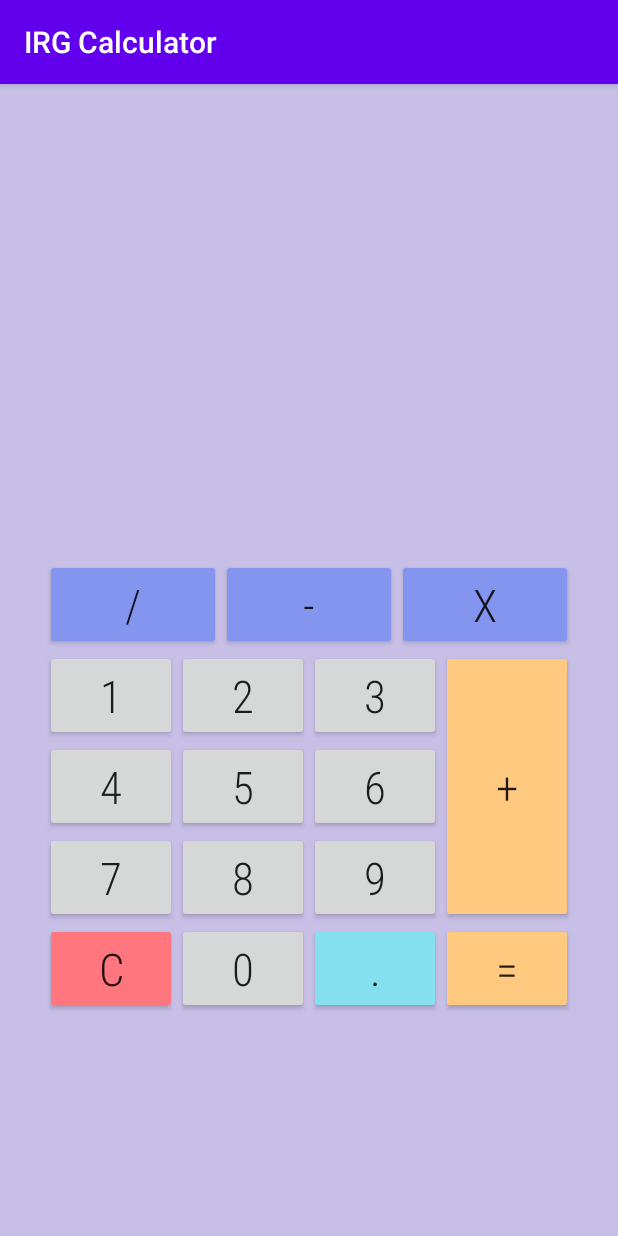
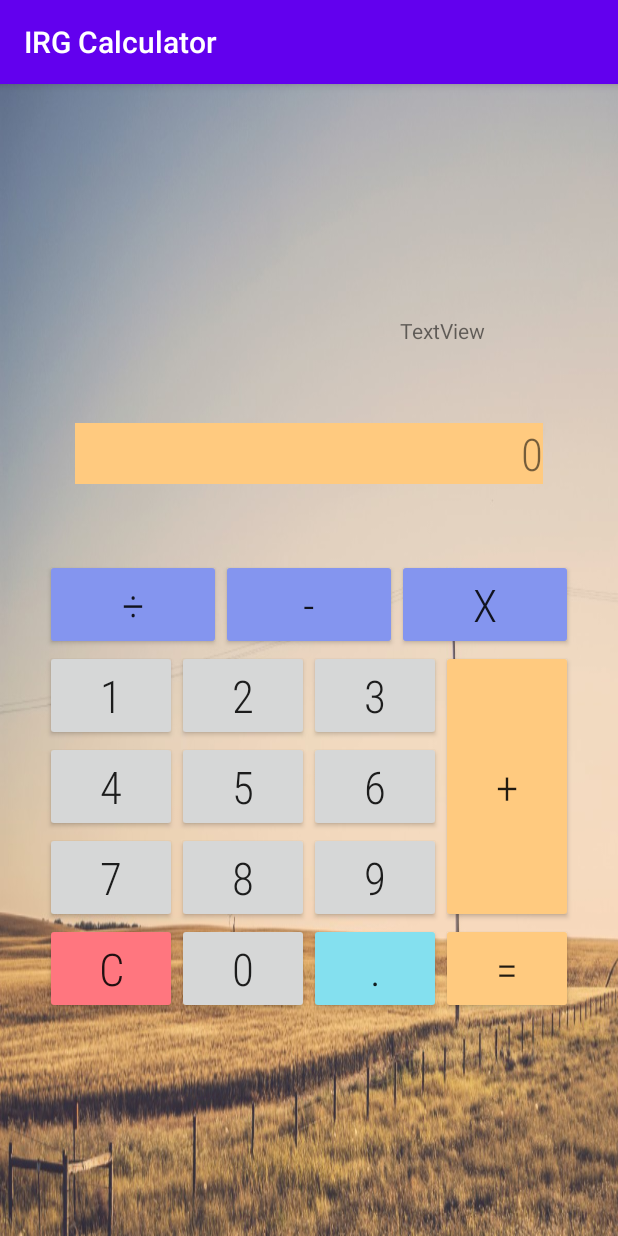
Before and after one commit to krayman/AndroHW, an Android app: the screen it shows after launch (MainActivity), on a phone screen of 412 x 824 dp. Run offline under Robolectric (Android 15) with nearby library versions, the phone set to English and light mode, and no system bars.

Commit message:
Сделан ввод символов в resultView

```diff
--- /dev/null
+++ b/app/src/main/java/com/krayapp/androhw/CalcLogic.java
@@ -0,0 +1,4 @@
+package com.krayapp.androhw;
+
+public class CalcLogic {
+}
--- a/app/src/main/java/com/krayapp/androhw/MainActivity.java
+++ b/app/src/main/java/com/krayapp/androhw/MainActivity.java
@@ -1,5 +1,6 @@
 package com.krayapp.androhw;
 
+import android.annotation.SuppressLint;
 import android.os.Bundle;
 import android.view.View;
 import android.widget.Button;
@@ -8,20 +9,126 @@ import android.widget.TextView;
 import androidx.appcompat.app.AppCompatActivity;
 
 public class MainActivity extends AppCompatActivity implements View.OnClickListener {
-
+    private Button button1;
+    private Button button2;
+    private Button button3;
+    private Button button4;
+    private Button button5;
+    private Button button6;
+    private Button button7;
+    private Button button8;
+    private Button button9;
+    private Button button0;
+    private Button buttonMltpl;
+    private Button buttonMinus;
+    private Button buttonPlus;
+    private Button buttonSplit;
+    private Button buttonReset;
+    private TextView resultView;
 
     @Override
     protected void onCreate(Bundle savedInstanceState) {
         super.onCreate(savedInstanceState);
         setContentView(R.layout.activity_main);
+        initView();
     }
 
+    @SuppressLint("DefaultLocale")
     @Override
     public void onClick(View view) {
-        switch (view.getId()){
-            case R.id.button1:
+        switch (view.getId()) {
+            case (R.id.button1):
+                if (resultView.getText().toString().equals("0")) {
+                    resultView.setText(String.format("%d", 1));
+                } else {
+                    resultView.append(String.format("%d", 1));
+                }
+                break;
+            case (R.id.button2):
+                resultView.append(String.format("%d", 2));
+                break;
+            case (R.id.button3):
+                resultView.append(String.format("%d", 3));
+                break;
+            case (R.id.button4):
+                resultView.append(String.format("%d", 4));
+                break;
+            case (R.id.button5):
+                resultView.append(String.format("%d", 5));
+                break;
+            case (R.id.button6):
+                resultView.append(String.format("%d", 6));
+                break;
+            case (R.id.button7):
+                resultView.append(String.format("%d", 7));
+                break;
+            case (R.id.button8):
+                resultView.append(String.format("%d", 8));
+                break;
+            case (R.id.button9):
+                resultView.append(String.format("%d", 9));
+                break;
+            case (R.id.button0):
+                resultView.append(String.format("%d", 0));
+                break;
+            case (R.id.multibtn):
+                resultView.append(String.format("%c", '*'));
+                break;
+            case (R.id.splitbtn):
+                resultView.append(String.format("%c", '÷'));
+                break;
+            case (R.id.plus_btn):
+                resultView.append(String.format("%c", '+'));
+                break;
+            case (R.id.minusbtn):
+                resultView.append(String.format("%c", '-'));
+                break;
+            case (R.id.resetbtn):
+                resultView.setText("0");
 
         }
     }
 
+    private void initView() {
+        resultView = findViewById(R.id.resultView);
+        button1 = findViewById(R.id.button1);
+        button2 = findViewById(R.id.button2);
+        button3 = findViewById(R.id.button3);
+        button4 = findViewById(R.id.button4);
+        button5 = findViewById(R.id.button5);
+        button6 = findViewById(R.id.button6);
+        button7 = findViewById(R.id.button7);
+        button8 = findViewById(R.id.button8);
+        button9 = findViewById(R.id.button9);
+        button0 = findViewById(R.id.button0);
+        buttonMltpl = findViewById(R.id.multibtn);
+        buttonMinus = findViewById(R.id.minusbtn);
+        buttonPlus = findViewById(R.id.plus_btn);
+        buttonSplit = findViewById(R.id.splitbtn);
+        buttonReset = findViewById(R.id.resetbtn);
+        initButton();
+    }
+
+    private void initButton() {
+        button1.setOnClickListener(this);
+        button2.setOnClickListener(this);
+        button3.setOnClickListener(this);
+        button4.setOnClickListener(this);
+        button5.setOnClickListener(this);
+        button6.setOnClickListener(this);
+        button7.setOnClickListener(this);
+        button8.setOnClickListener(this);
+        button9.setOnClickListener(this);
+        button0.setOnClickListener(this);
+        buttonMltpl.setOnClickListener(this);
+        buttonMinus.setOnClickListener(this);
+        buttonPlus.setOnClickListener(this);
+        buttonSplit.setOnClickListener(this);
+        buttonReset.setOnClickListener(this);
+    }
+
+    private void equalsMethod(String result) {
+        String[] values = result.split("\\+");
+        int value2 = Integer.parseInt(values[0]);
+    }
 }
--- a/app/src/main/res/layout/activity_main.xml
+++ b/app/src/main/res/layout/activity_main.xml
@@ -5,48 +5,46 @@
     android:layout_width="match_parent"
     android:layout_height="match_parent">
 
-
-
     <Button
-        android:textSize="@dimen/fontsize"
-        android:fontFamily="@string/fontfamily"
-        android:id="@+id/zeroBtn"
+        android:id="@+id/button0"
         android:layout_width="wrap_content"
         android:layout_height="wrap_content"
+        android:fontFamily="@string/fontfamily"
         android:text="@string/btn0"
+        android:textSize="@dimen/fontsize"
         app:layout_constraintStart_toEndOf="@+id/resetbtn"
         app:layout_constraintTop_toBottomOf="@+id/button8" />
 
     <Button
-        android:textSize="@dimen/fontsize"
-        android:fontFamily="@string/fontfamily"
         android:id="@+id/resetbtn"
         android:layout_width="0dp"
         android:layout_height="wrap_content"
         android:layout_weight="0.7"
         android:backgroundTint="@color/resetBtnColor"
+        android:fontFamily="@string/fontfamily"
         android:text="@string/resetBtn"
+        android:textSize="@dimen/fontsize"
         app:layout_constraintStart_toStartOf="@+id/button7"
         app:layout_constraintTop_toBottomOf="@+id/button7" />
 
     <Button
-        android:textSize="@dimen/fontsize"
-        android:fontFamily="@string/fontfamily"
         android:id="@+id/dotBtn"
         android:layout_width="wrap_content"
         android:layout_height="wrap_content"
         android:backgroundTint="@color/dotBtnColor"
+        android:fontFamily="@string/fontfamily"
         android:text="@string/btnDot"
-        app:layout_constraintStart_toEndOf="@+id/zeroBtn"
+        android:textSize="@dimen/fontsize"
+        app:layout_constraintStart_toEndOf="@+id/button0"
         app:layout_constraintTop_toBottomOf="@+id/button9" />
 
     <Button
-        android:textSize="@dimen/fontsize"
-        android:fontFamily="@string/fontfamily"
         android:id="@+id/button1"
         android:layout_width="wrap_content"
         android:layout_height="wrap_content"
+        android:fontFamily="@string/fontfamily"
         android:text="@string/btn1"
+        android:textSize="@dimen/fontsize"
         app:layout_constraintEnd_toStartOf="@+id/button2"
         app:layout_constraintHorizontal_bias="0.5"
         app:layout_constraintHorizontal_chainStyle="packed"
@@ -54,93 +52,93 @@
         app:layout_constraintTop_toBottomOf="@id/operLayout" />
 
     <Button
-        android:textSize="@dimen/fontsize"
-        android:fontFamily="@string/fontfamily"
         android:id="@+id/button2"
         android:layout_width="wrap_content"
         android:layout_height="wrap_content"
+        android:fontFamily="@string/fontfamily"
         android:text="@string/btn2"
+        android:textSize="@dimen/fontsize"
         app:layout_constraintEnd_toStartOf="@+id/button3"
         app:layout_constraintStart_toEndOf="@+id/button1"
         app:layout_constraintTop_toTopOf="@+id/button1" />
 
     <Button
-        android:textSize="@dimen/fontsize"
-        android:fontFamily="@string/fontfamily"
         android:id="@+id/button3"
         android:layout_width="wrap_content"
         android:layout_height="wrap_content"
+        android:fontFamily="@string/fontfamily"
         android:text="@string/btn3"
+        android:textSize="@dimen/fontsize"
         app:layout_constraintEnd_toStartOf="@+id/plusEquLayout"
         app:layout_constraintHorizontal_chainStyle="packed"
         app:layout_constraintStart_toEndOf="@+id/button2"
         app:layout_constraintTop_toTopOf="@+id/button2" />
 
     <Button
-        android:textSize="@dimen/fontsize"
-        android:fontFamily="@string/fontfamily"
         android:id="@+id/button4"
         android:layout_width="wrap_content"
         android:layout_height="wrap_content"
+        android:fontFamily="@string/fontfamily"
         android:text="@string/btn4"
+        android:textSize="@dimen/fontsize"
         app:layout_constraintEnd_toStartOf="@+id/button5"
         app:layout_constraintTop_toBottomOf="@+id/button1" />
 
     <Button
-        android:textSize="@dimen/fontsize"
-        android:fontFamily="@string/fontfamily"
         android:id="@+id/button5"
         android:layout_width="wrap_content"
         android:layout_height="wrap_content"
+        android:fontFamily="@string/fontfamily"
         android:text="@string/btn5"
+        android:textSize="@dimen/fontsize"
         app:layout_constraintEnd_toStartOf="@+id/button6"
         app:layout_constraintTop_toBottomOf="@+id/button2" />
 
     <Button
-        android:textSize="@dimen/fontsize"
-        android:fontFamily="@string/fontfamily"
         android:id="@+id/button6"
         android:layout_width="wrap_content"
         android:layout_height="wrap_content"
+        android:fontFamily="@string/fontfamily"
         android:text="@string/btn6"
+        android:textSize="@dimen/fontsize"
         app:layout_constraintEnd_toStartOf="@+id/plusEquLayout"
         app:layout_constraintTop_toBottomOf="@+id/button3" />
 
     <Button
-        android:textSize="@dimen/fontsize"
-        android:fontFamily="@string/fontfamily"
         android:id="@+id/button7"
         android:layout_width="wrap_content"
         android:layout_height="wrap_content"
+        android:fontFamily="@string/fontfamily"
         android:text="@string/btn7"
+        android:textSize="@dimen/fontsize"
         app:layout_constraintEnd_toStartOf="@+id/button8"
         app:layout_constraintTop_toBottomOf="@+id/button4" />
 
     <Button
-        android:textSize="@dimen/fontsize"
-        android:fontFamily="@string/fontfamily"
         android:id="@+id/button8"
         android:layout_width="wrap_content"
         android:layout_height="wrap_content"
+        android:fontFamily="@string/fontfamily"
         android:text="@string/btn8"
+        android:textSize="@dimen/fontsize"
         app:layout_constraintEnd_toStartOf="@+id/button9"
         app:layout_constraintTop_toBottomOf="@+id/button5" />
 
     <androidx.appcompat.widget.AppCompatImageView
+        android:id="@+id/appCompatImageView"
         android:layout_width="match_parent"
         android:layout_height="match_parent"
         android:scaleType="fitXY"
         app:layout_constraintStart_toStartOf="parent"
-        app:srcCompat="@drawable/asd"
-        />
+        app:srcCompat="@drawable/asd" />
 
     <Button
-        android:textSize="@dimen/fontsize"
-        android:fontFamily="@string/fontfamily"
         android:id="@+id/button9"
         android:layout_width="wrap_content"
         android:layout_height="wrap_content"
+        android:fontFamily="@string/fontfamily"
         android:text="@string/btn9"
+        android:textSize="@dimen/fontsize"
         app:layout_constraintEnd_toEndOf="@+id/button6"
         app:layout_constraintTop_toBottomOf="@+id/button6" />
 
@@ -156,25 +154,24 @@
         app:layout_constraintTop_toTopOf="@+id/button1">
 
         <Button
-            android:textSize="@dimen/fontsize"
-            android:fontFamily="@string/fontfamily"
             android:id="@+id/plus_btn"
             android:layout_width="wrap_content"
             android:layout_height="0dp"
             android:layout_weight="3"
             android:backgroundTint="@color/defaultColor"
-            android:text="@string/plsbtn" />
+            android:fontFamily="@string/fontfamily"
+            android:text="@string/plsbtn"
+            android:textSize="@dimen/fontsize" />
 
         <Button
-            android:textSize="@dimen/fontsize"
-            android:fontFamily="@string/fontfamily"
             android:id="@+id/equ_button"
             android:layout_width="wrap_content"
             android:layout_height="0dp"
             android:layout_weight="1"
             android:backgroundTint="@color/defaultColor"
-            android:text="@string/equbtn" />
-
+            android:fontFamily="@string/fontfamily"
+            android:text="@string/equbtn"
+            android:textSize="@dimen/fontsize" />
     </LinearLayout>
 
     <LinearLayout
@@ -188,44 +185,46 @@
         app:layout_constraintTop_toBottomOf="@+id/resultView">
 
         <Button
-            android:textSize="@dimen/fontsize"
-            android:fontFamily="@string/fontfamily"
             android:id="@+id/splitbtn"
             android:layout_width="0dp"
             android:layout_height="wrap_content"
             android:layout_weight="1"
             android:backgroundTint="@color/operColor"
-            android:text="@string/splitbtn" />
+            android:fontFamily="@string/fontfamily"
+            android:text="@string/splitbtn"
+            android:textSize="@dimen/fontsize" />
 
         <Button
-            android:textSize="@dimen/fontsize"
-            android:fontFamily="@string/fontfamily"
             android:id="@+id/minusbtn"
             android:layout_width="0dp"
             android:layout_height="wrap_content"
             android:layout_weight="1"
             android:backgroundTint="@color/operColor"
-            android:text="@string/minusbtn" />
+            android:fontFamily="@string/fontfamily"
+            android:text="@string/minusbtn"
+            android:textSize="@dimen/fontsize" />
 
         <Button
-            android:textSize="@dimen/fontsize"
-            android:fontFamily="@string/fontfamily"
             android:id="@+id/multibtn"
             android:layout_width="0dp"
             android:layout_height="wrap_content"
             android:layout_weight="1"
             android:backgroundTint="@color/operColor"
-            android:text="@string/multbtn" />
+            android:fontFamily="@string/fontfamily"
+            android:text="@string/multbtn"
+            android:textSize="@dimen/fontsize" />
     </LinearLayout>
 
     <TextView
         android:id="@+id/resultView"
-        android:layout_width="wrap_content"
+        android:layout_width="match_parent"
         android:layout_height="wrap_content"
         android:layout_margin="50dp"
         android:background="@color/defaultColor"
+        android:fontFamily="@string/fontfamily"
         android:textSize="@dimen/fontsize"
-        android:fontFamily="@string/fontfamily"
+        android:textAlignment="textEnd"
+        android:text="@string/default_value"
         app:layout_constraintBottom_toTopOf="@+id/operLayout"
         app:layout_constraintEnd_toEndOf="@+id/operLayout"
         app:layout_constraintHorizontal_bias="0.5"
@@ -234,4 +233,16 @@
         app:layout_constraintVertical_bias="0.31"
         app:layout_constraintVertical_chainStyle="packed" />
 
+    <TextView
+        android:id="@+id/textView"
+        android:layout_width="wrap_content"
+        android:layout_height="wrap_content"
+        android:text="TextView"
+        app:layout_constraintBottom_toTopOf="@+id/resultView"
+        app:layout_constraintEnd_toEndOf="parent"
+        app:layout_constraintHorizontal_bias="0.75"
+        app:layout_constraintStart_toStartOf="parent"
+        app:layout_constraintTop_toTopOf="@+id/appCompatImageView"
+        app:layout_constraintVertical_bias="0.75" />
+
 </androidx.constraintlayout.widget.ConstraintLayout>
--- a/app/src/main/res/values/strings.xml
+++ b/app/src/main/res/values/strings.xml
@@ -13,9 +13,10 @@
     <string name="equbtn">=</string>
     <string name="multbtn">X</string>
     <string name="minusbtn">-</string>
-    <string name="splitbtn">/</string>
+    <string name="splitbtn">÷</string>
     <string name="resetBtn">C</string>
     <string name="btn0">0</string>
     <string name="btnDot">.</string>
+    <string name="default_value">0</string>
 
 </resources>
```
Also changed, not shown: app/src/main/res/drawable/asd.jpg.
